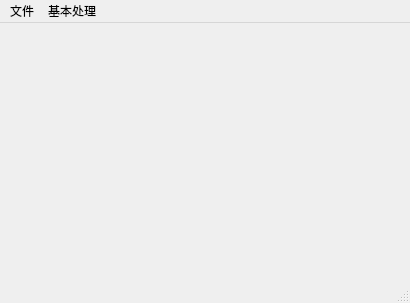
First picture: the form in ImageProcess/mainwindow.ui, repository Jinunmeng/GDAL, before the edit.
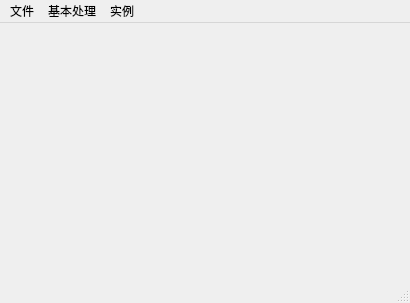
Second picture: the form after the edit.

```diff
--- a/ImageProcess/mainwindow.ui
+++ b/ImageProcess/mainwindow.ui
@@ -42,8 +42,15 @@
     <addaction name="actionContour"/>
     <addaction name="actionImageAnticolor"/>
    </widget>
+   <widget class="QMenu" name="menu_3">
+    <property name="title">
+     <string>实例</string>
+    </property>
+    <addaction name="actionImageResample"/>
+   </widget>
    <addaction name="menu"/>
    <addaction name="menu_2"/>
+   <addaction name="menu_3"/>
   </widget>
   <widget class="QStatusBar" name="statusBar"/>
   <action name="actionOpen">
```
Left out of the diff: 5 changed lines with no effect on the pictures.
